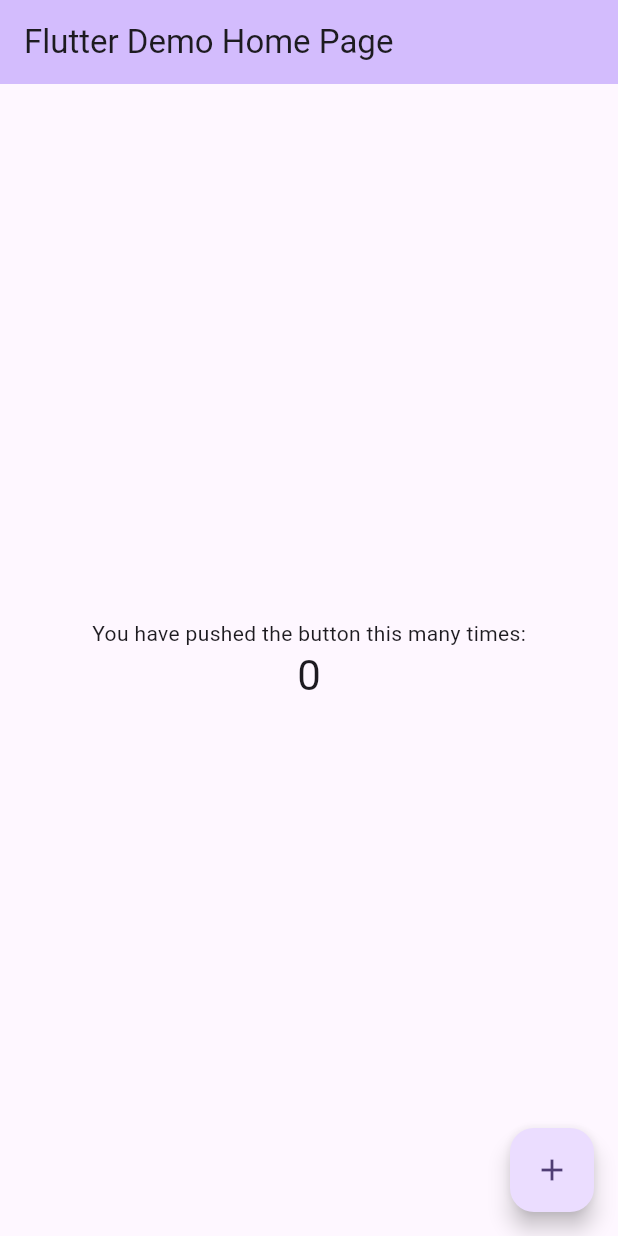
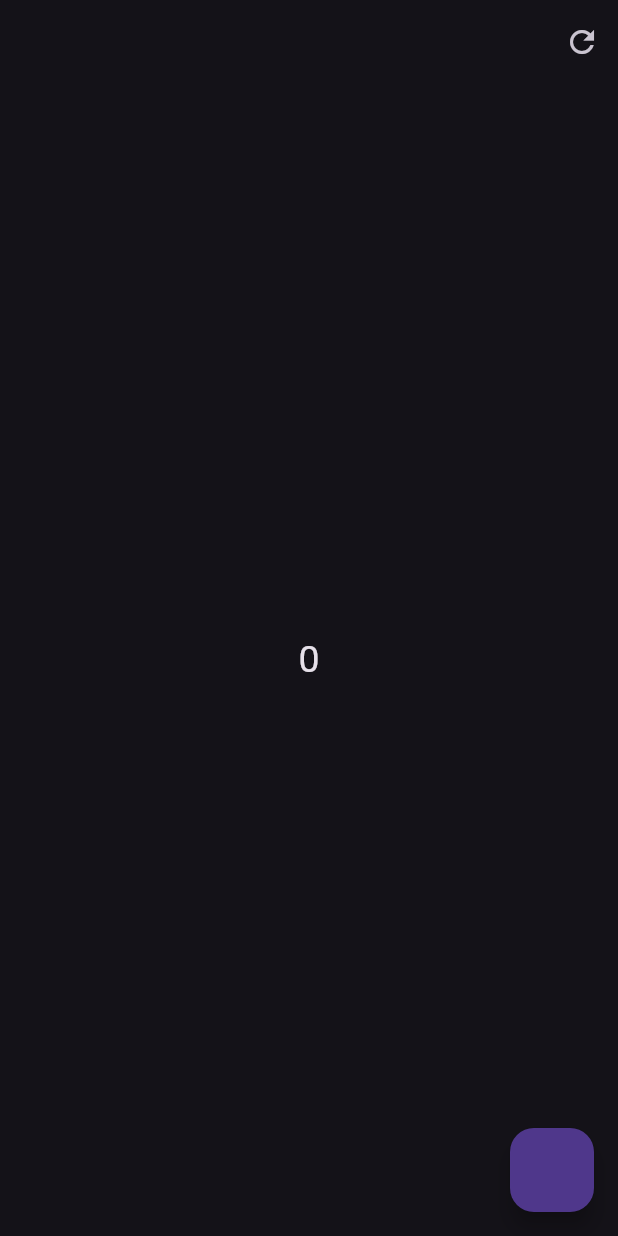
Before and after one commit to masradeen/level5_bloclistener, a Flutter app: the screen it shows after launch, on a phone screen of 412 x 824 dp. Run offline on Flutter 3.47's test engine with Material 3 defaults, Android fonts, the light colour scheme and no system bars; our stand-ins replace flutter_bloc.

Commit message:
latihan bloc listener selesai, tapi fungsi ScaffoldMessanger tidak jalan, di tutorial pun sama

```diff
--- /dev/null
+++ b/desc.txt
@@ -0,0 +1,2 @@
+latihan penggunaan BLoC
+tutorial: Flutter 69 BLoC Listener (Tutorial Flutter Bahasa Indonesia) by Kuldii Project
--- a/lib/main.dart
+++ b/lib/main.dart
@@ -1,125 +1,117 @@
 import 'package:flutter/material.dart';
+import 'package:flutter_bloc/flutter_bloc.dart';
 
 void main() {
-  runApp(const MyApp());
+  runApp(MyApp());
 }
 
-class MyApp extends StatelessWidget {
-  const MyApp({super.key});
+class MyApp extends StatefulWidget {
+  MyApp({super.key});
 
-  // This widget is the root of your application.
+  @override
+  State<MyApp> createState() => _MyAppState();
+}
+
+class _MyAppState extends State<MyApp> {
+  bool isDark = false;
+
+  final ThemeData dark = ThemeData.dark();
+
+  final ThemeData light = ThemeData.light();
+
   @override
   Widget build(BuildContext context) {
-    return MaterialApp(
-      title: 'Flutter Demo',
-      theme: ThemeData(
-        // This is the theme of your application.
-        //
-        // TRY THIS: Try running your application with "flutter run". You'll see
-        // the application has a purple toolbar. Then, without quitting the app,
-        // try changing the seedColor in the colorScheme below to Colors.green
-        // and then invoke "hot reload" (save your changes or press the "hot
-        // reload" button in a Flutter-supported IDE, or press "r" if you used
-        // the command line to start the app).
-        //
-        // Notice that the counter didn't reset back to zero; the application
-        // state is not lost during the reload. To reset the state, use hot
-        // restart instead.
-        //
-        // This works for code too, not just values: Most code changes can be
-        // tested with just a hot reload.
-        colorScheme: ColorScheme.fromSeed(seedColor: Colors.deepPurple),
-        useMaterial3: true,
+    return MultiBlocProvider(
+      providers: [
+        BlocProvider(
+          create: (context) => CounterBloc(),
+        ),
+        BlocProvider(
+          create: (context) => ThemeBloc(),
+        ),
+      ],
+      child: MultiBlocListener(
+        listeners: [
+          BlocListener<CounterBloc, int>(
+            listener: (context, state) {
+              if (state > 10) {
+                setState(() {
+                  ScaffoldMessenger.of(context).showSnackBar(
+                    SnackBar(
+                      content: Text("Lebih dari 10"),
+                      duration: Duration(milliseconds: 500),
+                    ),
+                  );
+                });
+              }
+              if (state % 1 == 0) {
+                setState(() {
+                  isDark = !isDark;
+                });
+              }
+            },
+          ),
+        ],
+        child: BlocBuilder<ThemeBloc, bool>(
+          builder: (context, state) => MaterialApp(
+            theme: state == isDark ? dark : light,
+            home: HomePage(),
+          ),
+        ),
       ),
-      home: const MyHomePage(title: 'Flutter Demo Home Page'),
     );
   }
 }
 
-class MyHomePage extends StatefulWidget {
-  const MyHomePage({super.key, required this.title});
-
-  // This widget is the home page of your application. It is stateful, meaning
-  // that it has a State object (defined below) that contains fields that affect
-  // how it looks.
-
-  // This class is the configuration for the state. It holds the values (in this
-  // case the title) provided by the parent (in this case the App widget) and
-  // used by the build method of the State. Fields in a Widget subclass are
-  // always marked "final".
-
-  final String title;
-
-  @override
-  State<MyHomePage> createState() => _MyHomePageState();
-}
-
-class _MyHomePageState extends State<MyHomePage> {
-  int _counter = 0;
-
-  void _incrementCounter() {
-    setState(() {
-      // This call to setState tells the Flutter framework that something has
-      // changed in this State, which causes it to rerun the build method below
-      // so that the display can reflect the updated values. If we changed
-      // _counter without calling setState(), then the build method would not be
-      // called again, and so nothing would appear to happen.
-      _counter++;
-    });
-  }
+class HomePage extends StatelessWidget {
+  const HomePage({super.key});
 
   @override
   Widget build(BuildContext context) {
-    // This method is rerun every time setState is called, for instance as done
-    // by the _incrementCounter method above.
-    //
-    // The Flutter framework has been optimized to make rerunning build methods
-    // fast, so that you can just rebuild anything that needs updating rather
-    // than having to individually change instances of widgets.
     return Scaffold(
       appBar: AppBar(
-        // TRY THIS: Try changing the color here to a specific color (to
-        // Colors.amber, perhaps?) and trigger a hot reload to see the AppBar
-        // change color while the other colors stay the same.
-        backgroundColor: Theme.of(context).colorScheme.inversePrimary,
-        // Here we take the value from the MyHomePage object that was created by
-        // the App.build method, and use it to set our appbar title.
-        title: Text(widget.title),
+        actions: [
+          IconButton(
+            onPressed: () => context.read<ThemeBloc>().changeTheme(),
+            icon: Icon(Icons.refresh),
+          ),
+        ],
       ),
       body: Center(
-        // Center is a layout widget. It takes a single child and positions it
-        // in the middle of the parent.
-        child: Column(
-          // Column is also a layout widget. It takes a list of children and
-          // arranges them vertically. By default, it sizes itself to fit its
-          // children horizontally, and tries to be as tall as its parent.
-          //
-          // Column has various properties to control how it sizes itself and
-          // how it positions its children. Here we use mainAxisAlignment to
-          // center the children vertically; the main axis here is the vertical
-          // axis because Columns are vertical (the cross axis would be
-          // horizontal).
-          //
-          // TRY THIS: Invoke "debug painting" (choose the "Toggle Debug Paint"
-          // action in the IDE, or press "p" in the console), to see the
-          // wireframe for each widget.
-          mainAxisAlignment: MainAxisAlignment.center,
-          children: <Widget>[
-            const Text(
-              'You have pushed the button this many times:',
+        child: BlocBuilder<CounterBloc, int>(
+          builder: (context, state) => Text(
+            "$state",
+            style: TextStyle(
+              fontSize: 25,
             ),
-            Text(
-              '$_counter',
-              style: Theme.of(context).textTheme.headlineMedium,
+          ),
+        ),
+        /* tanpa bloc listener
+        child: BlocBuilder<CounterBloc, int>(
+          builder: (context, state) => Text(
+            "$state",
+            style: TextStyle(
+              fontSize: 25,
             ),
-          ],
+          ),
         ),
+        */
       ),
       floatingActionButton: FloatingActionButton(
-        onPressed: _incrementCounter,
-        tooltip: 'Increment',
-        child: const Icon(Icons.add),
-      ), // This trailing comma makes auto-formatting nicer for build methods.
+        onPressed: () => context.read<CounterBloc>().increment(),
+      ),
     );
   }
 }
+
+class CounterBloc extends Cubit<int> {
+  CounterBloc() : super(0);
+
+  void increment() => emit(state + 1);
+}
+
+class ThemeBloc extends Cubit<bool> {
+  ThemeBloc() : super(false);
+
+  void changeTheme() => emit(!state);
+}
```
